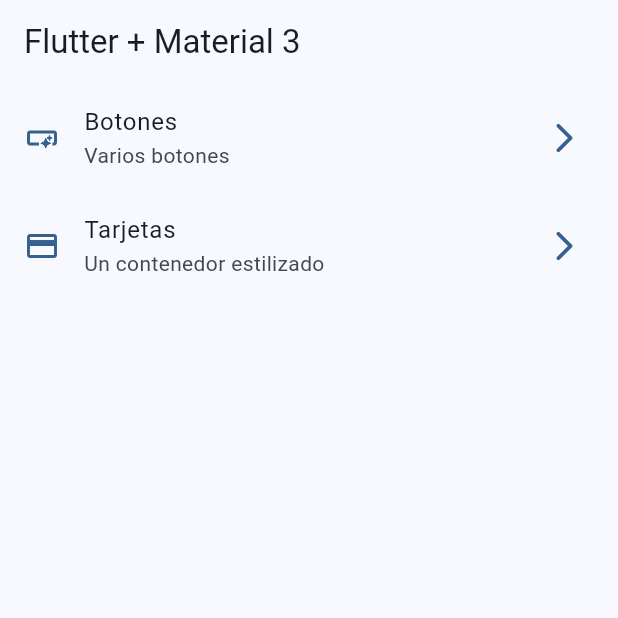
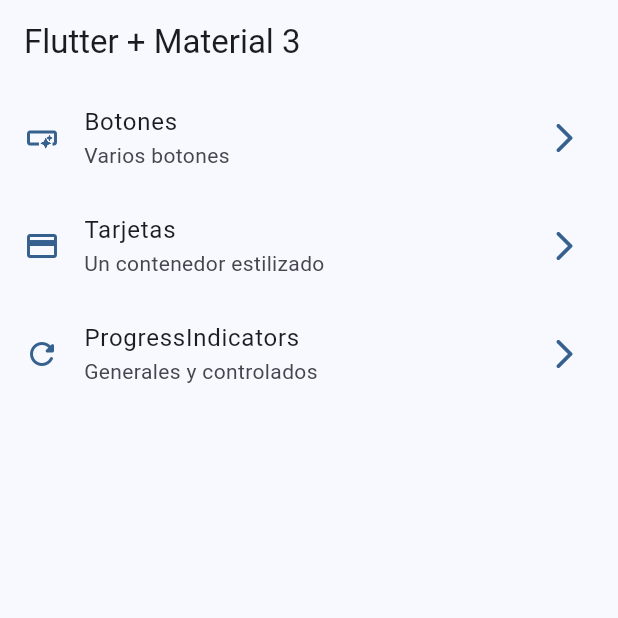
Before and after one commit to jermp96/widgets_app, a Flutter app: the screen it shows after launch, on a phone screen of 412 x 824 dp, the top half of it. Run offline on Flutter 3.47's test engine with Material 3 defaults, Android fonts, the phone set to English and light mode, and no system bars; our stand-ins replace go_router.

Commit message:
feat: *add progress indicators

```diff
--- a/lib/config/menu/menu_items.dart
+++ b/lib/config/menu/menu_items.dart
@@ -27,4 +27,10 @@ const appMenuItems = <MenuItem> [
     subTitle: 'Un contenedor estilizado',
     title: 'Tarjetas'
   ),
+  MenuItem(
+    icon: Icons.refresh_rounded,
+    link: '/progress',
+    subTitle: 'Generales y controlados',
+    title: 'ProgressIndicators'
+  ),
 ];
--- a/lib/config/router/app_router.dart
+++ b/lib/config/router/app_router.dart
@@ -19,5 +19,10 @@ final appRouter = GoRouter(
       name: CardsScreen.name,
       builder: (context, state) => const CardsScreen()
     ),
+    GoRoute(
+      path: '/progress',
+      name: ProgressScreen.name,
+      builder: (context, state) => const ProgressScreen()
+    ),
   ]
 );
```
Also changed, not shown: lib/presentation/screens/progress/progress_screen.dart (+38 -0 lines).
